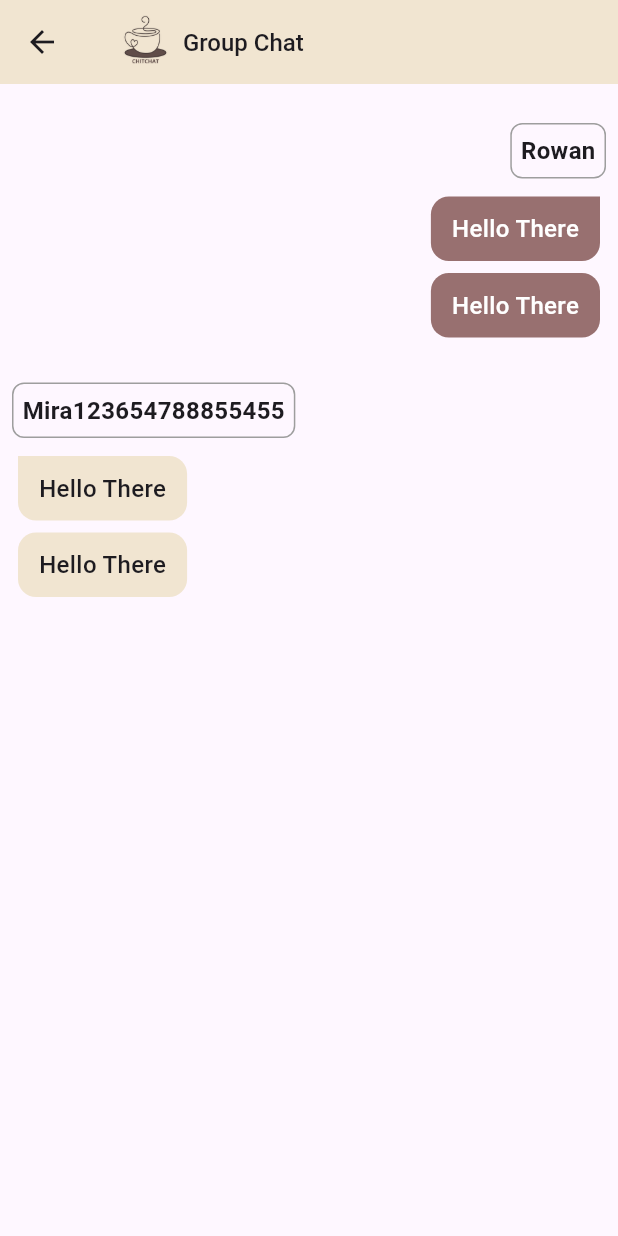
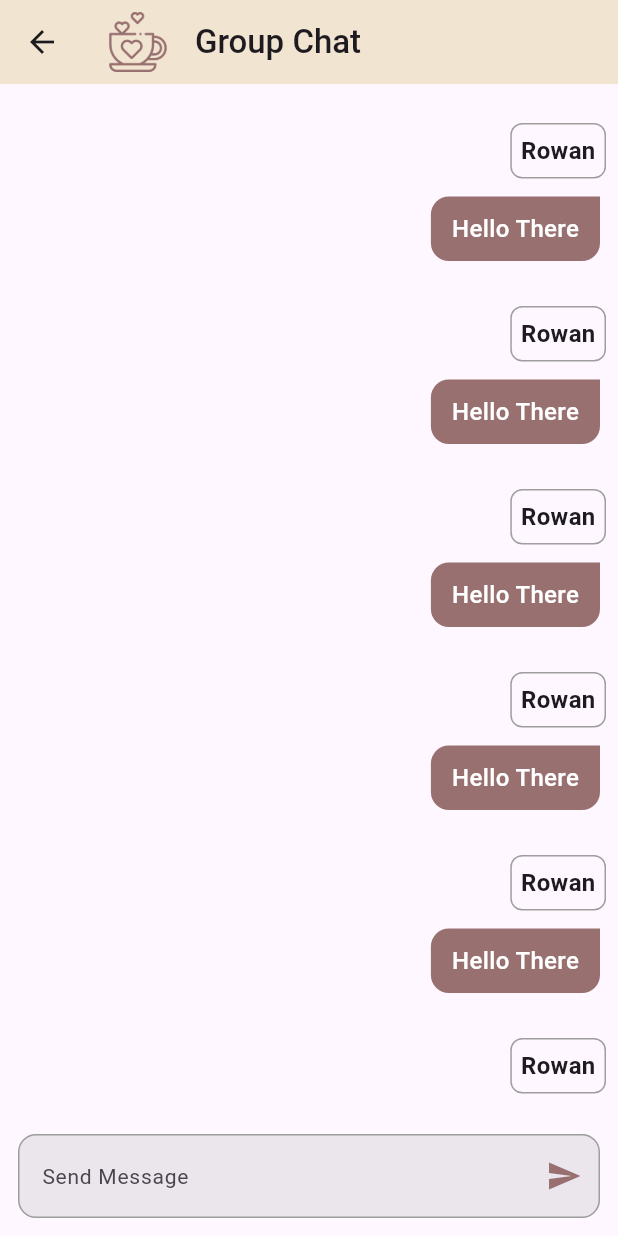
Before and after one commit to Rwan00/ChitChat, a Flutter app: the ChatScreen screen opened by its route, on a phone screen of 412 x 824 dp. Run offline on Flutter 3.47's test engine with Material 3 defaults, Android fonts, the phone set to English and light mode, and no system bars; our stand-ins replace firebase_auth, firebase_core, flutter_bloc, google_fonts, modal_progress_hud_nsn; accounts and stored records are empty; Roboto replaces fonts that are missing (Actor).

Commit message:
add send message field

```diff
--- a/lib/constants/consts.dart
+++ b/lib/constants/consts.dart
@@ -4,6 +4,8 @@ Color kPrimaryColor = const Color.fromRGBO(241, 229, 209, 1);
 Color kSecondaryColor = const Color.fromRGBO(219, 181, 181, 1);
 Color kPeachColor = const Color.fromRGBO(195, 152, 152, 1);
 Color kBrownColor = const Color.fromRGBO(152, 112, 112, 1);
+Color kDeepBrownColor = const Color.fromRGBO(116, 81, 45,1);
 Color kErrorColor = const Color.fromRGBO(130, 0, 0, 1);
-String kLogo = "assets/ChitChat.png";
+String kColoredLogo = "assets/ChitChat.png";
+String kLogo = "assets/coffee.png";
 String kLoading = "assets/loading.gif";
--- a/lib/screens/chat_screen.dart
+++ b/lib/screens/chat_screen.dart
@@ -1,6 +1,8 @@
 import 'package:chitchat/constants/consts.dart';
 import 'package:chitchat/theme/fonts.dart';
-import 'package:chitchat/widgets/chat_bubble.dart';
+import 'package:chitchat/widgets/chat_messages.dart';
+import 'package:chitchat/widgets/input_feild.dart';
+
 import 'package:flutter/material.dart';
 
 class ChatScreen extends StatelessWidget {
@@ -15,39 +17,36 @@ class ChatScreen extends StatelessWidget {
             children: [
               Image.asset(
                 kLogo,
-                height: 50,
-                width: 50,
+                height: 40,
+                width: 40,
+              ),
+              const SizedBox(
+                width: 18,
               ),
               Text(
                 "Group Chat",
-                style: titleStyle,
+                style: titleStyle.copyWith(fontSize: 22),
               ),
             ],
           ),
         ),
         body: Column(
           children: [
-            MessageBubble.first(
-              username: "Rowan",
-              message: "Hello There",
-              isMe: true,
-              time: "",
+            const Expanded(
+              child: ChatMessages(),
             ),
-            MessageBubble.next(
-              message: "Hello There",
-              isMe: true,
-              time: "",
-            ),
-            MessageBubble.first(
-              username: "Mira123654788855455",
-              message: "Hello There",
-              isMe: false,
-              time: "",
-            ),
-            MessageBubble.next(
-              message: "Hello There",
-              isMe: false,
-              time: "",
+            Padding(
+              padding: const EdgeInsets.all(12.0),
+              child: InputField(
+                hint: "Send Message",
+                widget: IconButton(
+                  icon: Icon(
+                    Icons.send,
+                    color: kBrownColor,
+                  ),
+                  onPressed: () {},
+                ),
+              ),
             ),
           ],
         ));
--- a/lib/screens/login_screen.dart
+++ b/lib/screens/login_screen.dart
@@ -64,9 +64,17 @@ class LoginScreen extends StatelessWidget {
                         const SizedBox(
                           height: 150,
                         ),
-                        Image.asset(
-                          kLogo,
-                          height: 200,
+                        Row(
+                          children: [
+                            Image.asset(
+                              kLogo,
+                              height: 200,
+                            ),
+                            Text(
+                              "ChitChat",
+                              style: heading,
+                            ),
+                          ],
                         ),
                         InputField(
                           hint: "example@gmail.com",
--- a/lib/screens/register_screen.dart
+++ b/lib/screens/register_screen.dart
@@ -66,9 +66,17 @@ class RegisterScreen extends StatelessWidget {
                         const SizedBox(
                           height: 150,
                         ),
-                        Image.asset(
-                          kLogo,
-                          height: 200,
+                        Row(
+                          children: [
+                            Image.asset(
+                              kLogo,
+                              height: 200,
+                            ),
+                            Text(
+                              "ChitChat",
+                              style: heading,
+                            ),
+                          ],
                         ),
                         InputField(
                           hint: "example@gmail.com",
@@ -102,8 +110,7 @@ class RegisterScreen extends StatelessWidget {
                                   text: "Password Doesn't Match",
                                   error: true,
                                 );
-                              }
-                             else if (formKey.currentState!.validate()) {
+                              } else if (formKey.currentState!.validate()) {
                                 cubit.userRegister(
                                   email: email.text,
                                   password: password.text,
--- a/lib/theme/fonts.dart
+++ b/lib/theme/fonts.dart
@@ -6,6 +6,7 @@ TextStyle get heading {
   return GoogleFonts.actor(
     fontSize: 32,
     fontWeight: FontWeight.w700,
+    color: kBrownColor,
   );
 }
 
--- a/lib/widgets/chat_bubble.dart
+++ b/lib/widgets/chat_bubble.dart
@@ -81,7 +81,7 @@ class MessageBubble extends StatelessWidget {
                       bottomRight: const Radius.circular(12),
                     ),
                   ),
-                  constraints: const BoxConstraints(maxWidth: 200),
+                  constraints: const BoxConstraints(maxWidth: 300),
                   padding: file == null
                       ? const EdgeInsets.symmetric(
                           vertical: 10,
--- /dev/null
+++ b/lib/widgets/chat_messages.dart
@@ -0,0 +1,19 @@
+import 'package:flutter/material.dart';
+
+import 'chat_bubble.dart';
+
+class ChatMessages extends StatelessWidget {
+  const ChatMessages({super.key});
+
+  @override
+  Widget build(BuildContext context) {
+    return ListView.builder(itemBuilder: (context, index) {
+      return MessageBubble.first(
+        username: "Rowan",
+        message: "Hello There",
+        isMe: true,
+        time: "",
+      );
+    });
+  }
+}
--- a/lib/widgets/input_feild.dart
+++ b/lib/widgets/input_feild.dart
@@ -59,7 +59,7 @@ class InputField extends StatelessWidget {
                   keyboardType: textType,
                   autofocus: false,
                   style: titleStyle,
-                  cursorColor: kPrimaryColor,
+                  cursorColor: kBrownColor,
                   decoration: InputDecoration(
                     suffixIcon: isPassword
                         ? IconButton(
```
Also changed, not shown: assets/coffee.png (added).
